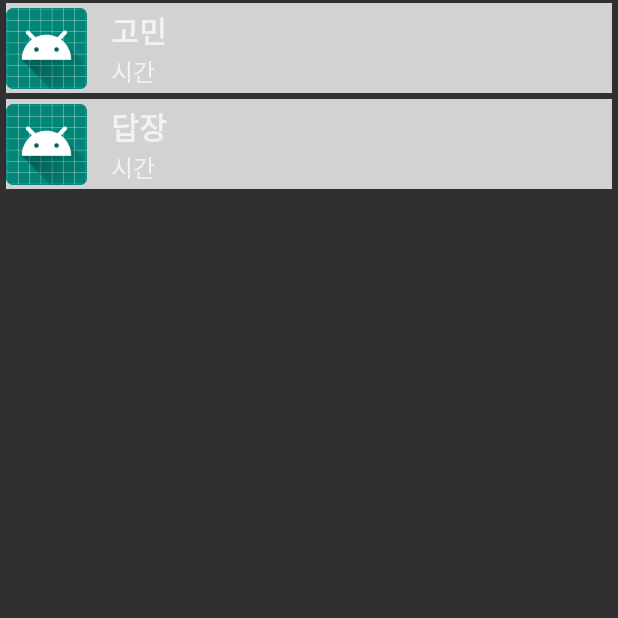
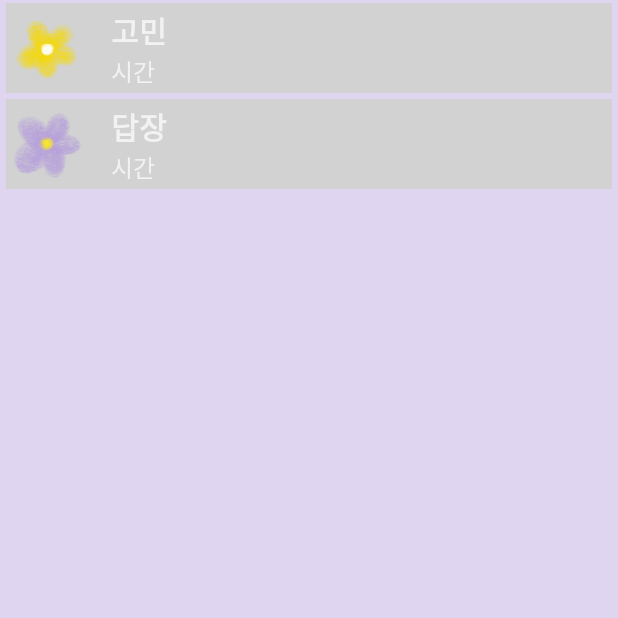
Before and after one commit to jeongiin/Planetwork, an Android app: the fragment PostFragment shown on its own in the app's theme, on a phone screen of 412 x 824 dp, the top half of it. Run offline under Robolectric (Android 15) with nearby library versions, the phone set to English and light mode, and no system bars.

Commit message:
포스트랑 승재오빠꺼 짬뽕

```diff
--- a/app/src/main/java/com/example/planetwork/PostFragment.kt
+++ b/app/src/main/java/com/example/planetwork/PostFragment.kt
@@ -18,8 +18,8 @@ class PostFragment : Fragment() {
     override fun onCreateView(inflater: LayoutInflater, container: ViewGroup?, savedInstanceState: Bundle?): View? {
         super.onCreate(savedInstanceState)
         var rootView = inflater.inflate(R.layout.fragment_post, container, false) as ViewGroup
-        letterList.add(Letter("","고민","시간"))
-        letterList.add(Letter("","답장","시간"))
+        letterList.add(Letter("someone_story","고민","시간"))
+        letterList.add(Letter("reply_story","답장","시간"))
 
         recyclerView = rootView.findViewById(R.id.rvPost) as RecyclerView
 
--- a/app/src/main/res/layout/fragment_post.xml
+++ b/app/src/main/res/layout/fragment_post.xml
@@ -3,7 +3,9 @@
         xmlns:android="http://schemas.android.com/apk/res/android"
               android:orientation="vertical"
               android:layout_width="match_parent"
-              android:layout_height="match_parent">
+              android:layout_height="match_parent"
+        android:background="@color/colorPostBackground"
+>
 
     <androidx.recyclerview.widget.RecyclerView
             android:id="@+id/rvPost"
--- a/app/src/main/res/values/colors.xml
+++ b/app/src/main/res/values/colors.xml
@@ -8,4 +8,5 @@
     <color name="colorLetterFont">#70250B</color>
     <color name="colorPlanetBackground">#524C64</color>
     <color name="colorLetterBackground">#A59BB6</color>
+    <color name="colorPostBackground">#E0D5F1</color>
 </resources>
```
Also changed, not shown: app/src/main/java/com/example/planetwork/ClientService.kt (+10 -6 lines), app/src/main/java/com/example/planetwork/WriteLetterActivity.kt (+14 -0 lines), 1 other file.
